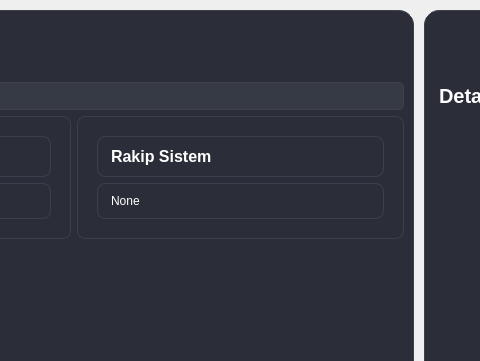
Old version of the form Widgets/Karsilastirma/karsilastirmawidget.ui in the repository pSado14/Techbench_; both pictures show x 276 to 756 and y 0 to 361 of the 1020 by 620 pixel window.
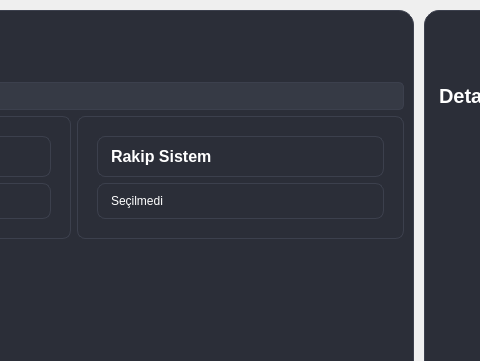
New version of the form. Icons and pictures are not drawn.

```diff
--- a/Widgets/Karsilastirma/karsilastirmawidget.ui
+++ b/Widgets/Karsilastirma/karsilastirmawidget.ui
@@ -117,7 +117,7 @@
         <item>
          <widget class="QLabel" name="label">
           <property name="text">
-           <string>None</string>
+           <string>Seçilmedi</string>
           </property>
          </widget>
         </item>
```
